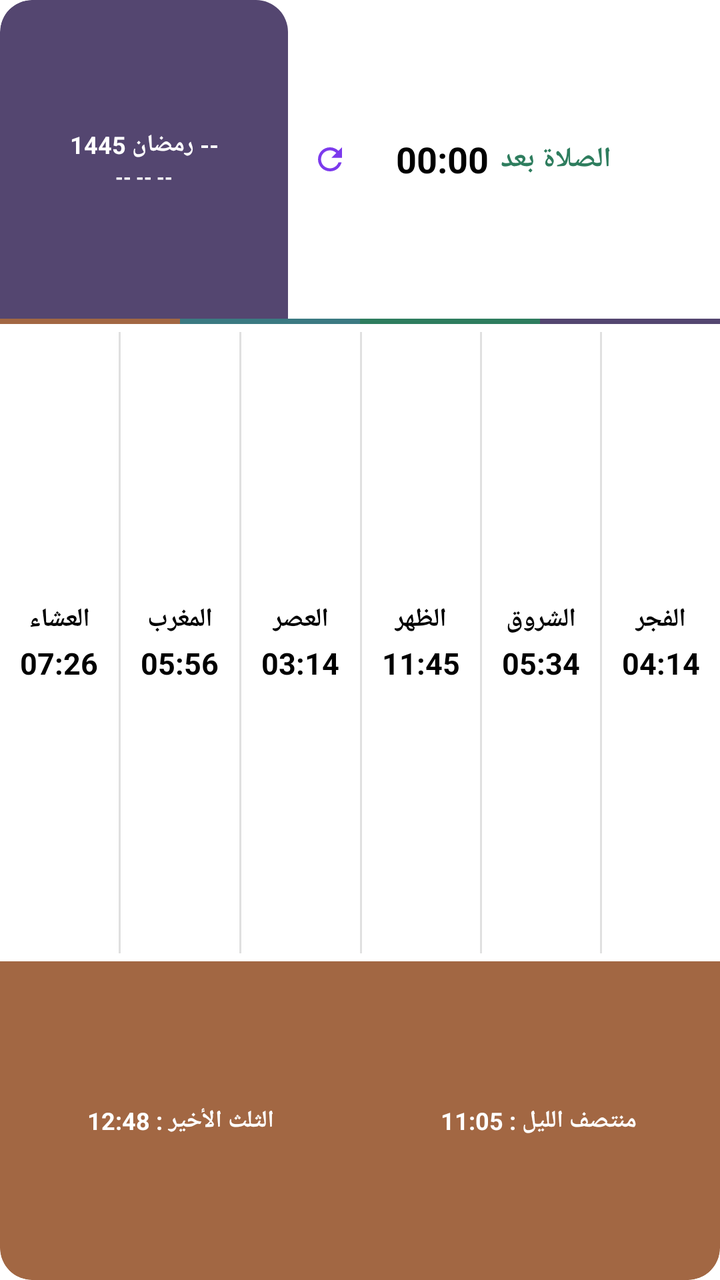
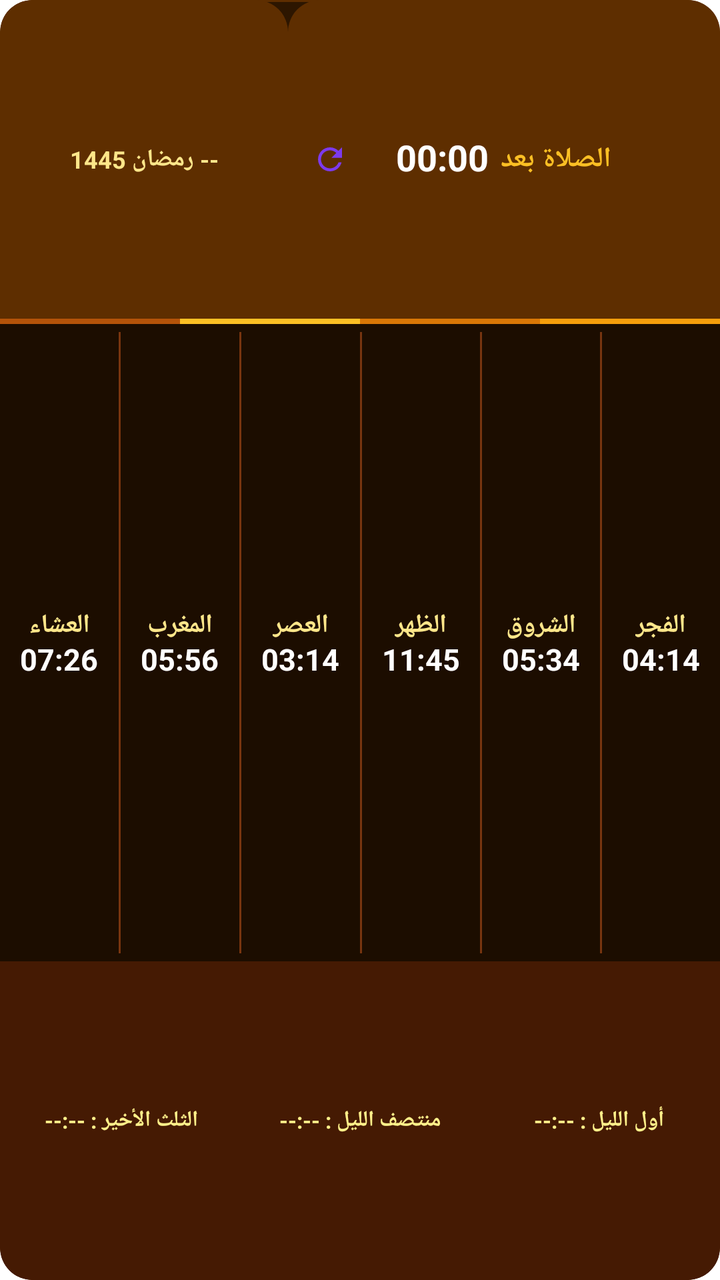

The first picture is an Android layout as it rendered before a commit; the second is the same layout after the commit. The layout source and the unified diff follow.
<!-- AndroidManifest.xml: application theme AppTheme.NoActionBar -->
<!-- res/layout/prayer_widget.xml -->
<?xml version="1.0" encoding="utf-8"?>
<LinearLayout xmlns:android="http://schemas.android.com/apk/res/android"
    android:id="@+id/widget_root"
    android:layout_width="match_parent"
    android:layout_height="match_parent"
    android:orientation="vertical"
    android:layoutDirection="rtl"
    android:background="@drawable/widget_bg_white"
    android:clipToOutline="true"
    android:layout_margin="0dp"
    android:padding="0dp">

    
    <LinearLayout
        android:layout_width="match_parent"
        android:layout_height="0dp"
        android:layout_weight="25"
        android:orientation="horizontal"
        android:baselineAligned="false">

        
        <RelativeLayout
            android:id="@+id/widget_top_right_section"
            android:layout_width="0dp"
            android:layout_weight="6"
            android:layout_height="match_parent"
            android:background="@drawable/widget_top_right_bg"
            android:padding="0dp">

            
            <ImageView
                android:id="@+id/widget_app_icon_small"
                android:layout_width="22dp"
                android:layout_height="22dp"
                android:src="@mipmap/ic_launcher"
                android:layout_alignParentStart="true"
                android:layout_centerVertical="true"
                android:layout_marginStart="12dp"
                android:contentDescription="App Icon" />

            <ImageView
                android:id="@+id/widget_app_icon_large"
                android:layout_width="34dp"
                android:layout_height="34dp"
                android:src="@mipmap/ic_launcher"
                android:layout_alignParentStart="true"
                android:layout_centerVertical="true"
                android:layout_marginStart="12dp"
                android:visibility="gone"
                android:contentDescription="App Icon Large" />

            
            <LinearLayout
                android:id="@+id/widget_next_prayer_container"
                android:layout_width="wrap_content"
                android:layout_height="wrap_content"
                android:orientation="horizontal"
                android:layout_centerInParent="true"
                android:gravity="center">

                <TextView
                    android:id="@+id/widget_next_prayer_name"
                    android:layout_width="wrap_content"
                    android:layout_height="wrap_content"
                    android:text="الصلاة بعد"
                    android:textColor="#2E7D5E"
                    android:textSize="14sp"
                    android:textStyle="bold"
                    android:layout_marginEnd="6dp" />

                <Chronometer
                    android:id="@+id/widget_next_prayer_time"
                    android:layout_width="wrap_content"
                    android:layout_height="wrap_content"
                    android:textColor="#000000"
                    android:textSize="18sp"
                    android:textStyle="bold"
                    android:layout_marginTop="0dp"
                    android:countDown="true" />

                <TextView
                    android:id="@+id/widget_next_prayer_time_en"
                    android:layout_width="wrap_content"
                    android:layout_height="wrap_content"
                    android:textColor="#000000"
                    android:textSize="18sp"
                    android:textStyle="bold"
                    android:layout_marginTop="0dp"
                    android:visibility="gone" />
            </LinearLayout>

            
            <ImageView
                android:id="@+id/widget_btn_refresh"
                android:layout_width="22dp"
                android:layout_height="22dp"
                android:src="@drawable/ic_widget_refresh"
                android:layout_alignParentEnd="true"
                android:layout_centerVertical="true"
                android:layout_marginEnd="10dp"
                android:padding="2dp"
                android:contentDescription="Refresh" />
        </RelativeLayout>

        
        <LinearLayout
            android:id="@+id/widget_left_section"
            android:layout_width="0dp"
            android:layout_weight="4"
            android:layout_height="match_parent"
            android:background="@drawable/widget_left_bg"
            android:orientation="vertical"
            android:gravity="center"
            android:clickable="true"
            android:focusable="true"
            android:paddingStart="4dp"
            android:paddingEnd="4dp">

            <TextView
                android:id="@+id/widget_hijri_date"
                android:layout_width="match_parent"
                android:layout_height="wrap_content"
                android:text="-- رمضان 1445"
                android:textColor="#FFFFFF"
                android:textSize="12sp"
                android:textStyle="bold"
                android:gravity="center"
                android:textAlignment="center"
                android:singleLine="true" />

            <TextView
                android:id="@+id/widget_gregorian_date"
                android:layout_width="match_parent"
                android:layout_height="wrap_content"
                android:text="-- -- --"
                android:textColor="#FFFFFF"
                android:textSize="10sp"
                android:textStyle="bold"
                android:gravity="center"
                android:textAlignment="center"
                android:singleLine="true"
                android:layout_marginTop="1dp" />
        </LinearLayout>
    </LinearLayout>

    
    <LinearLayout
        android:id="@+id/widget_accent_strip"
        android:layout_width="match_parent"
        android:layout_height="2.5dp"
        android:orientation="horizontal"
        android:baselineAligned="false">
        <FrameLayout
            android:id="@+id/full_strip_purple"
            android:layout_width="0dp"
            android:layout_weight="1"
            android:layout_height="match_parent"
            android:background="#544670" />
        <FrameLayout
            android:id="@+id/full_strip_green"
            android:layout_width="0dp"
            android:layout_weight="1"
            android:layout_height="match_parent"
            android:background="#2E7D5E" />
        <FrameLayout
            android:id="@+id/full_strip_teal"
            android:layout_width="0dp"
            android:layout_weight="1"
            android:layout_height="match_parent"
            android:background="#3B7A82" />
        <FrameLayout
            android:id="@+id/full_strip_terracotta"
            android:layout_width="0dp"
            android:layout_weight="1"
            android:layout_height="match_parent"
            android:background="#A26743" />
    </LinearLayout>

    
    <LinearLayout
        android:id="@+id/widget_middle_section"
        android:layout_width="match_parent"
        android:layout_height="0dp"
        android:layout_weight="50"
        android:orientation="horizontal"
        android:background="#FFFFFF"
        android:paddingTop="2dp"
        android:paddingBottom="2dp"
        android:clickable="true"
        android:focusable="true">

        
        <LinearLayout android:id="@+id/col_fajr" android:layout_width="0dp" android:layout_weight="1" android:layout_height="match_parent" android:orientation="vertical" android:gravity="center">
            <TextView android:id="@+id/name_fajr" android:layout_width="wrap_content" android:layout_height="wrap_content" android:text="الفجر" android:textColor="#000000" android:textSize="13sp" android:textStyle="bold"/>
            <TextView android:id="@+id/time_fajr" android:layout_width="wrap_content" android:layout_height="wrap_content" android:text="04:14" android:textColor="#000000" android:textSize="15sp" android:textStyle="bold" android:layout_marginTop="3dp"/>
        </LinearLayout>
        <FrameLayout android:id="@+id/sep_1" android:layout_width="1dp" android:layout_height="match_parent" android:background="#E0E0E0" android:layout_marginTop="2dp" android:layout_marginBottom="2dp"/>

        
        <LinearLayout android:id="@+id/col_sunrise" android:layout_width="0dp" android:layout_weight="1" android:layout_height="match_parent" android:orientation="vertical" android:gravity="center">
            <TextView android:id="@+id/name_sunrise" android:layout_width="wrap_content" android:layout_height="wrap_content" android:text="الشروق" android:textColor="#000000" android:textSize="13sp" android:textStyle="bold"/>
            <TextView android:id="@+id/time_sunrise" android:layout_width="wrap_content" android:layout_height="wrap_content" android:text="05:34" android:textColor="#000000" android:textSize="15sp" android:textStyle="bold" android:layout_marginTop="3dp"/>
        </LinearLayout>
        <FrameLayout android:id="@+id/sep_2" android:layout_width="1dp" android:layout_height="match_parent" android:background="#E0E0E0" android:layout_marginTop="2dp" android:layout_marginBottom="2dp"/>

        
        <LinearLayout android:id="@+id/col_dhuhr" android:layout_width="0dp" android:layout_weight="1" android:layout_height="match_parent" android:orientation="vertical" android:gravity="center">
            <TextView android:id="@+id/name_dhuhr" android:layout_width="wrap_content" android:layout_height="wrap_content" android:text="الظهر" android:textColor="#000000" android:textSize="13sp" android:textStyle="bold"/>
            <TextView android:id="@+id/time_dhuhr" android:layout_width="wrap_content" android:layout_height="wrap_content" android:text="11:45" android:textColor="#000000" android:textSize="15sp" android:textStyle="bold" android:layout_marginTop="3dp"/>
        </LinearLayout>
        <FrameLayout android:id="@+id/sep_3" android:layout_width="1dp" android:layout_height="match_parent" android:background="#E0E0E0" android:layout_marginTop="2dp" android:layout_marginBottom="2dp"/>

        
        <LinearLayout android:id="@+id/col_asr" android:layout_width="0dp" android:layout_weight="1" android:layout_height="match_parent" android:orientation="vertical" android:gravity="center">
            <TextView android:id="@+id/name_asr" android:layout_width="wrap_content" android:layout_height="wrap_content" android:text="العصر" android:textColor="#000000" android:textSize="13sp" android:textStyle="bold"/>
            <TextView android:id="@+id/time_asr" android:layout_width="wrap_content" android:layout_height="wrap_content" android:text="03:14" android:textColor="#000000" android:textSize="15sp" android:textStyle="bold" android:layout_marginTop="3dp"/>
        </LinearLayout>
        <FrameLayout android:id="@+id/sep_4" android:layout_width="1dp" android:layout_height="match_parent" android:background="#E0E0E0" android:layout_marginTop="2dp" android:layout_marginBottom="2dp"/>

        
        <LinearLayout android:id="@+id/col_maghrib" android:layout_width="0dp" android:layout_weight="1" android:layout_height="match_parent" android:orientation="vertical" android:gravity="center">
            <TextView android:id="@+id/name_maghrib" android:layout_width="wrap_content" android:layout_height="wrap_content" android:text="المغرب" android:textColor="#000000" android:textSize="13sp" android:textStyle="bold"/>
            <TextView android:id="@+id/time_maghrib" android:layout_width="wrap_content" android:layout_height="wrap_content" android:text="05:56" android:textColor="#000000" android:textSize="15sp" android:textStyle="bold" android:layout_marginTop="3dp"/>
        </LinearLayout>
        <FrameLayout android:id="@+id/sep_5" android:layout_width="1dp" android:layout_height="match_parent" android:background="#E0E0E0" android:layout_marginTop="2dp" android:layout_marginBottom="2dp"/>

        
        <LinearLayout android:id="@+id/col_isha" android:layout_width="0dp" android:layout_weight="1" android:layout_height="match_parent" android:orientation="vertical" android:gravity="center">
            <TextView android:id="@+id/name_isha" android:layout_width="wrap_content" android:layout_height="wrap_content" android:text="العشاء" android:textColor="#000000" android:textSize="13sp" android:textStyle="bold"/>
            <TextView android:id="@+id/time_isha" android:layout_width="wrap_content" android:layout_height="wrap_content" android:text="07:26" android:textColor="#000000" android:textSize="15sp" android:textStyle="bold" android:layout_marginTop="3dp"/>
        </LinearLayout>
    </LinearLayout>

    
    <LinearLayout
        android:id="@+id/widget_bottom_section"
        android:layout_width="match_parent"
        android:layout_height="0dp"
        android:layout_weight="25"
        android:orientation="horizontal"
        android:background="@drawable/widget_bottom_bg"
        android:padding="1dp"
        android:gravity="center"
        android:clickable="true"
        android:focusable="true">

        <TextView
            android:id="@+id/widget_midnight"
            android:layout_width="0dp"
            android:layout_weight="1"
            android:layout_height="match_parent"
            android:text="منتصف الليل : 11:05"
            android:textColor="#FFFFFF"
            android:textSize="12sp"
            android:textStyle="bold"
            android:gravity="center" />

        <TextView
            android:id="@+id/widget_last_third"
            android:layout_width="0dp"
            android:layout_weight="1"
            android:layout_height="match_parent"
            android:text="الثلث الأخير : 12:48"
            android:textColor="#FFFFFF"
            android:textSize="12sp"
            android:textStyle="bold"
            android:gravity="center" />
    </LinearLayout>
</LinearLayout>
<!-- resources referenced by this layout -->
<resources>
  <!-- drawable ic_widget_refresh (drawable) -->
  <vector xmlns:android="http://schemas.android.com/apk/res/android"
      android:width="24dp"
      android:height="24dp"
      android:viewportWidth="24"
      android:viewportHeight="24">
    <path
        android:fillColor="#7c3aed"
        android:pathData="M17.65,6.35C16.2,4.9 14.21,4 12,4c-4.42,0 -7.99,3.58 -7.99,8s3.57,8 7.99,8c3.73,0 6.84,-2.55 7.73,-6h-2.08c-0.82,2.33 -3.04,4 -5.65,4 -3.31,0 -6,-2.69 -6,-6s2.69,-6 6,-6c1.66,0 3.14,0.69 4.22,1.78L13,11h7V4l-2.35,2.35z"/>
  </vector>
  <!-- drawable widget_bg_white (drawable) -->
  <?xml version="1.0" encoding="utf-8"?>
  <shape xmlns:android="http://schemas.android.com/apk/res/android">
      <solid android:color="#FFFFFF" />
      <corners android:radius="16dp" />
  </shape>
  <!-- drawable widget_bottom_bg (drawable) -->
  <?xml version="1.0" encoding="utf-8"?>
  <shape xmlns:android="http://schemas.android.com/apk/res/android">
      <solid android:color="#A26743" />
      <corners android:bottomLeftRadius="16dp" android:bottomRightRadius="16dp" />
  </shape>
  <!-- drawable widget_left_bg (drawable) -->
  <?xml version="1.0" encoding="utf-8"?>
  <shape xmlns:android="http://schemas.android.com/apk/res/android">
      <solid android:color="#544670" />
      <corners android:topRightRadius="16dp" android:topLeftRadius="16dp" />
  </shape>
  <!-- drawable widget_top_right_bg (drawable) -->
  <?xml version="1.0" encoding="utf-8"?>
  <shape xmlns:android="http://schemas.android.com/apk/res/android">
      <solid android:color="#FFFFFF" />
      <corners android:topLeftRadius="16dp" />
  </shape>
  <!-- mipmap ic_launcher (mipmap-anydpi-v26) -->
  <?xml version="1.0" encoding="utf-8"?>
  <adaptive-icon xmlns:android="http://schemas.android.com/apk/res/android">
      <background android:drawable="@color/ic_launcher_background" />
      <foreground android:drawable="@mipmap/ic_launcher_foreground" />
  </adaptive-icon>
  <color name="ic_launcher_background">#FFFFFF</color>
</resources>

<!-- the commit's change to res/layout/prayer_widget.xml (unified diff, before → after) -->
@@ -63,26 +63,30 @@
                     android:layout_width="wrap_content"
                     android:layout_height="wrap_content"
                     android:text="الصلاة بعد"
-                    android:textColor="#2E7D5E"
+                    android:textColor="#FBBF24"
                     android:textSize="14sp"
                     android:textStyle="bold"
-                    android:layout_marginEnd="6dp" />
+                    android:layout_marginEnd="6dp"
+                    android:singleLine="true"
+                    android:includeFontPadding="false" />
 
                 <Chronometer
                     android:id="@+id/widget_next_prayer_time"
                     android:layout_width="wrap_content"
                     android:layout_height="wrap_content"
-                    android:textColor="#000000"
+                    android:textColor="#FFFFFF"
                     android:textSize="18sp"
                     android:textStyle="bold"
                     android:layout_marginTop="0dp"
-                    android:countDown="true" />
+                    android:countDown="true"
+                    android:singleLine="true"
+                    android:includeFontPadding="false" />
 
                 <TextView
                     android:id="@+id/widget_next_prayer_time_en"
                     android:layout_width="wrap_content"
                     android:layout_height="wrap_content"
-                    android:textColor="#000000"
+                    android:textColor="#FFFFFF"
                     android:textSize="18sp"
                     android:textStyle="bold"
                     android:layout_marginTop="0dp"
@@ -121,7 +125,7 @@
                 android:layout_width="match_parent"
                 android:layout_height="wrap_content"
                 android:text="-- رمضان 1445"
-                android:textColor="#FFFFFF"
+                android:textColor="#FDE68A"
                 android:textSize="12sp"
                 android:textStyle="bold"
                 android:gravity="center"
@@ -133,12 +137,13 @@
                 android:layout_width="match_parent"
                 android:layout_height="wrap_content"
                 android:text="-- -- --"
-                android:textColor="#FFFFFF"
+                android:textColor="#FDE68A"
                 android:textSize="10sp"
                 android:textStyle="bold"
                 android:gravity="center"
                 android:textAlignment="center"
                 android:singleLine="true"
+                android:visibility="gone"
                 android:layout_marginTop="1dp" />
         </LinearLayout>
     </LinearLayout>
@@ -155,25 +160,25 @@
             android:layout_width="0dp"
             android:layout_weight="1"
             android:layout_height="match_parent"
-            android:background="#544670" />
+            android:background="#F59E0B" />
         <FrameLayout
             android:id="@+id/full_strip_green"
             android:layout_width="0dp"
             android:layout_weight="1"
             android:layout_height="match_parent"
-            android:background="#2E7D5E" />
+            android:background="#D97706" />
         <FrameLayout
             android:id="@+id/full_strip_teal"
             android:layout_width="0dp"
             android:layout_weight="1"
             android:layout_height="match_parent"
-            android:background="#3B7A82" />
+            android:background="#FBBF24" />
         <FrameLayout
             android:id="@+id/full_strip_terracotta"
             android:layout_width="0dp"
             android:layout_weight="1"
             android:layout_height="match_parent"
-            android:background="#A26743" />
+            android:background="#B45309" />
     </LinearLayout>
 
     
@@ -183,7 +188,7 @@
         android:layout_height="0dp"
         android:layout_weight="50"
         android:orientation="horizontal"
-        android:background="#FFFFFF"
+        android:background="#1C0D00"
         android:paddingTop="2dp"
         android:paddingBottom="2dp"
         android:clickable="true"
@@ -191,43 +196,43 @@
 
         
         <LinearLayout android:id="@+id/col_fajr" android:layout_width="0dp" android:layout_weight="1" android:layout_height="match_parent" android:orientation="vertical" android:gravity="center">
-            <TextView android:id="@+id/name_fajr" android:layout_width="wrap_content" android:layout_height="wrap_content" android:text="الفجر" android:textColor="#000000" android:textSize="13sp" android:textStyle="bold"/>
-            <TextView android:id="@+id/time_fajr" android:layout_width="wrap_content" android:layout_height="wrap_content" android:text="04:14" android:textColor="#000000" android:textSize="15sp" android:textStyle="bold" android:layout_marginTop="3dp"/>
-        </LinearLayout>
-        <FrameLayout android:id="@+id/sep_1" android:layout_width="1dp" android:layout_height="match_parent" android:background="#E0E0E0" android:layout_marginTop="2dp" android:layout_marginBottom="2dp"/>
+            <TextView android:id="@+id/name_fajr" android:layout_width="wrap_content" android:layout_height="wrap_content" android:text="الفجر" android:textColor="#FDE68A" android:textSize="13sp" android:textStyle="bold" android:singleLine="true" android:includeFontPadding="false"/>
+            <TextView android:id="@+id/time_fajr" android:layout_width="wrap_content" android:layout_height="wrap_content" android:text="04:14" android:textColor="#FFFFFF" android:textSize="15sp" android:textStyle="bold" android:layout_marginTop="0dp" android:singleLine="true" android:includeFontPadding="false"/>
+        </LinearLayout>
+        <FrameLayout android:id="@+id/sep_1" android:layout_width="1dp" android:layout_height="match_parent" android:background="#78350F" android:layout_marginTop="2dp" android:layout_marginBottom="2dp"/>
 
         
         <LinearLayout android:id="@+id/col_sunrise" android:layout_width="0dp" android:layout_weight="1" android:layout_height="match_parent" android:orientation="vertical" android:gravity="center">
-            <TextView android:id="@+id/name_sunrise" android:layout_width="wrap_content" android:layout_height="wrap_content" android:text="الشروق" android:textColor="#000000" android:textSize="13sp" android:textStyle="bold"/>
-            <TextView android:id="@+id/time_sunrise" android:layout_width="wrap_content" android:layout_height="wrap_content" android:text="05:34" android:textColor="#000000" android:textSize="15sp" android:textStyle="bold" android:layout_marginTop="3dp"/>
-        </LinearLayout>
-        <FrameLayout android:id="@+id/sep_2" android:layout_width="1dp" android:layout_height="match_parent" android:background="#E0E0E0" android:layout_marginTop="2dp" android:layout_marginBottom="2dp"/>
+            <TextView android:id="@+id/name_sunrise" android:layout_width="wrap_content" android:layout_height="wrap_content" android:text="الشروق" android:textColor="#FDE68A" android:textSize="13sp" android:textStyle="bold" android:singleLine="true" android:includeFontPadding="false"/>
+            <TextView android:id="@+id/time_sunrise" android:layout_width="wrap_content" android:layout_height="wrap_content" android:text="05:34" android:textColor="#FFFFFF" android:textSize="15sp" android:textStyle="bold" android:layout_marginTop="0dp" android:singleLine="true" android:includeFontPadding="false"/>
+        </LinearLayout>
+        <FrameLayout android:id="@+id/sep_2" android:layout_width="1dp" android:layout_height="match_parent" android:background="#78350F" android:layout_marginTop="2dp" android:layout_marginBottom="2dp"/>
 
         
         <LinearLayout android:id="@+id/col_dhuhr" android:layout_width="0dp" android:layout_weight="1" android:layout_height="match_parent" android:orientation="vertical" android:gravity="center">
-            <TextView android:id="@+id/name_dhuhr" android:layout_width="wrap_content" android:layout_height="wrap_content" android:text="الظهر" android:textColor="#000000" android:textSize="13sp" android:textStyle="bold"/>
-            <TextView android:id="@+id/time_dhuhr" android:layout_width="wrap_content" android:layout_height="wrap_content" android:text="11:45" android:textColor="#000000" android:textSize="15sp" android:textStyle="bold" android:layout_marginTop="3dp"/>
-        </LinearLayout>
-        <FrameLayout android:id="@+id/sep_3" android:layout_width="1dp" android:layout_height="match_parent" android:background="#E0E0E0" android:layout_marginTop="2dp" android:layout_marginBottom="2dp"/>
+            <TextView android:id="@+id/name_dhuhr" android:layout_width="wrap_content" android:layout_height="wrap_content" android:text="الظهر" android:textColor="#FDE68A" android:textSize="13sp" android:textStyle="bold" android:singleLine="true" android:includeFontPadding="false"/>
+            <TextView android:id="@+id/time_dhuhr" android:layout_width="wrap_content" android:layout_height="wrap_content" android:text="11:45" android:textColor="#FFFFFF" android:textSize="15sp" android:textStyle="bold" android:layout_marginTop="0dp" android:singleLine="true" android:includeFontPadding="false"/>
+        </LinearLayout>
+        <FrameLayout android:id="@+id/sep_3" android:layout_width="1dp" android:layout_height="match_parent" android:background="#78350F" android:layout_marginTop="2dp" android:layout_marginBottom="2dp"/>
 
         
         <LinearLayout android:id="@+id/col_asr" android:layout_width="0dp" android:layout_weight="1" android:layout_height="match_parent" android:orientation="vertical" android:gravity="center">
-            <TextView android:id="@+id/name_asr" android:layout_width="wrap_content" android:layout_height="wrap_content" android:text="العصر" android:textColor="#000000" android:textSize="13sp" android:textStyle="bold"/>
-            <TextView android:id="@+id/time_asr" android:layout_width="wrap_content" android:layout_height="wrap_content" android:text="03:14" android:textColor="#000000" android:textSize="15sp" android:textStyle="bold" android:layout_marginTop="3dp"/>
-        </LinearLayout>
-        <FrameLayout android:id="@+id/sep_4" android:layout_width="1dp" android:layout_height="match_parent" android:background="#E0E0E0" android:layout_marginTop="2dp" android:layout_marginBottom="2dp"/>
+            <TextView android:id="@+id/name_asr" android:layout_width="wrap_content" android:layout_height="wrap_content" android:text="العصر" android:textColor="#FDE68A" android:textSize="13sp" android:textStyle="bold" android:singleLine="true" android:includeFontPadding="false"/>
+            <TextView android:id="@+id/time_asr" android:layout_width="wrap_content" android:layout_height="wrap_content" android:text="03:14" android:textColor="#FFFFFF" android:textSize="15sp" android:textStyle="bold" android:layout_marginTop="0dp" android:singleLine="true" android:includeFontPadding="false"/>
+        </LinearLayout>
+        <FrameLayout android:id="@+id/sep_4" android:layout_width="1dp" android:layout_height="match_parent" android:background="#78350F" android:layout_marginTop="2dp" android:layout_marginBottom="2dp"/>
 
         
         <LinearLayout android:id="@+id/col_maghrib" android:layout_width="0dp" android:layout_weight="1" android:layout_height="match_parent" android:orientation="vertical" android:gravity="center">
-            <TextView android:id="@+id/name_maghrib" android:layout_width="wrap_content" android:layout_height="wrap_content" android:text="المغرب" android:textColor="#000000" android:textSize="13sp" android:textStyle="bold"/>
-            <TextView android:id="@+id/time_maghrib" android:layout_width="wrap_content" android:layout_height="wrap_content" android:text="05:56" android:textColor="#000000" android:textSize="15sp" android:textStyle="bold" android:layout_marginTop="3dp"/>
-        </LinearLayout>
-        <FrameLayout android:id="@+id/sep_5" android:layout_width="1dp" android:layout_height="match_parent" android:background="#E0E0E0" android:layout_marginTop="2dp" android:layout_marginBottom="2dp"/>
+            <TextView android:id="@+id/name_maghrib" android:layout_width="wrap_content" android:layout_height="wrap_content" android:text="المغرب" android:textColor="#FDE68A" android:textSize="13sp" android:textStyle="bold" android:singleLine="true" android:includeFontPadding="false"/>
+            <TextView android:id="@+id/time_maghrib" android:layout_width="wrap_content" android:layout_height="wrap_content" android:text="05:56" android:textColor="#FFFFFF" android:textSize="15sp" android:textStyle="bold" android:layout_marginTop="0dp" android:singleLine="true" android:includeFontPadding="false"/>
+        </LinearLayout>
+        <FrameLayout android:id="@+id/sep_5" android:layout_width="1dp" android:layout_height="match_parent" android:background="#78350F" android:layout_marginTop="2dp" android:layout_marginBottom="2dp"/>
 
         
         <LinearLayout android:id="@+id/col_isha" android:layout_width="0dp" android:layout_weight="1" android:layout_height="match_parent" android:orientation="vertical" android:gravity="center">
-            <TextView android:id="@+id/name_isha" android:layout_width="wrap_content" android:layout_height="wrap_content" android:text="العشاء" android:textColor="#000000" android:textSize="13sp" android:textStyle="bold"/>
-            <TextView android:id="@+id/time_isha" android:layout_width="wrap_content" android:layout_height="wrap_content" android:text="07:26" android:textColor="#000000" android:textSize="15sp" android:textStyle="bold" android:layout_marginTop="3dp"/>
+            <TextView android:id="@+id/name_isha" android:layout_width="wrap_content" android:layout_height="wrap_content" android:text="العشاء" android:textColor="#FDE68A" android:textSize="13sp" android:textStyle="bold" android:singleLine="true" android:includeFontPadding="false"/>
+            <TextView android:id="@+id/time_isha" android:layout_width="wrap_content" android:layout_height="wrap_content" android:text="07:26" android:textColor="#FFFFFF" android:textSize="15sp" android:textStyle="bold" android:layout_marginTop="0dp" android:singleLine="true" android:includeFontPadding="false"/>
         </LinearLayout>
     </LinearLayout>
 
@@ -245,25 +250,42 @@
         android:focusable="true">
 
         <TextView
+            android:id="@+id/widget_first_third"
+            android:layout_width="0dp"
+            android:layout_weight="1"
+            android:layout_height="match_parent"
+            android:text="أول الليل : --:--"
+            android:textColor="#FEF08A"
+            android:textSize="11sp"
+            android:textStyle="bold"
+            android:gravity="center"
+            android:singleLine="true"
+            android:includeFontPadding="false" />
+
+        <TextView
             android:id="@+id/widget_midnight"
             android:layout_width="0dp"
             android:layout_weight="1"
             android:layout_height="match_parent"
-            android:text="منتصف الليل : 11:05"
-            android:textColor="#FFFFFF"
-            android:textSize="12sp"
+            android:text="منتصف الليل : --:--"
+            android:textColor="#FEF08A"
+            android:textSize="11sp"
             android:textStyle="bold"
-            android:gravity="center" />
+            android:gravity="center"
+            android:singleLine="true"
+            android:includeFontPadding="false" />
 
         <TextView
             android:id="@+id/widget_last_third"
             android:layout_width="0dp"
             android:layout_weight="1"
             android:layout_height="match_parent"
-            android:text="الثلث الأخير : 12:48"
-            android:textColor="#FFFFFF"
-            android:textSize="12sp"
+            android:text="الثلث الأخير : --:--"
+            android:textColor="#FEF08A"
+            android:textSize="11sp"
             android:textStyle="bold"
-            android:gravity="center" />
+            android:gravity="center"
+            android:singleLine="true"
+            android:includeFontPadding="false" />
     </LinearLayout>
 </LinearLayout>
<!-- resource entries referenced after the edit -->
@@ -13,25 +13,26 @@
   <!-- drawable widget_bg_white (drawable) -->
   <?xml version="1.0" encoding="utf-8"?>
   <shape xmlns:android="http://schemas.android.com/apk/res/android">
-      <solid android:color="#FFFFFF" />
+      <solid android:color="#2D1600" />
       <corners android:radius="16dp" />
+      <stroke android:width="1dp" android:color="#5E2E00" />
   </shape>
   <!-- drawable widget_bottom_bg (drawable) -->
   <?xml version="1.0" encoding="utf-8"?>
   <shape xmlns:android="http://schemas.android.com/apk/res/android">
-      <solid android:color="#A26743" />
+      <solid android:color="#451A03" />
       <corners android:bottomLeftRadius="16dp" android:bottomRightRadius="16dp" />
   </shape>
   <!-- drawable widget_left_bg (drawable) -->
   <?xml version="1.0" encoding="utf-8"?>
   <shape xmlns:android="http://schemas.android.com/apk/res/android">
-      <solid android:color="#544670" />
+      <solid android:color="#5E2E00" />
       <corners android:topRightRadius="16dp" android:topLeftRadius="16dp" />
   </shape>
   <!-- drawable widget_top_right_bg (drawable) -->
   <?xml version="1.0" encoding="utf-8"?>
   <shape xmlns:android="http://schemas.android.com/apk/res/android">
-      <solid android:color="#FFFFFF" />
+      <solid android:color="#5E2E00" />
       <corners android:topLeftRadius="16dp" />
   </shape>
   <!-- mipmap ic_launcher (mipmap-anydpi-v26) -->
